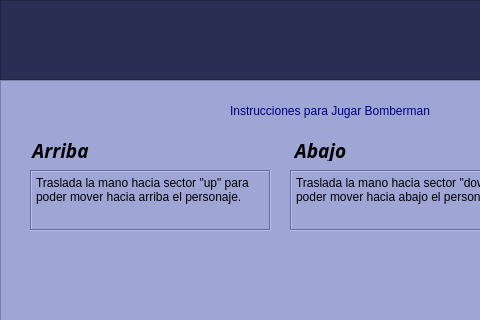
Above: GUI/IBomberman.ui from Rainherz/Hand-Play before the change; both pictures show x 0 to 480 and y 0 to 320 of the 1211 by 717 pixel window. Below: the same form after it.
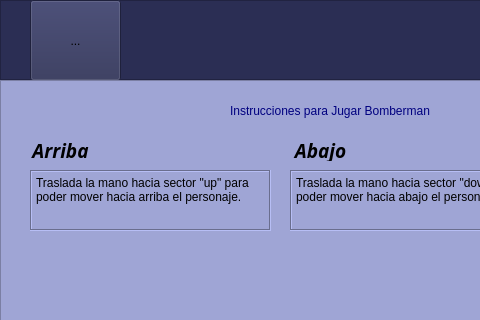
That is the form after the change. Icons and pictures are not drawn.

```diff
--- a/GUI/IBomberman.ui
+++ b/GUI/IBomberman.ui
@@ -53,6 +53,41 @@
       <set>Qt::AlignCenter</set>
      </property>
     </widget>
+    <widget class="QToolButton" name="toolButton">
+     <property name="enabled">
+      <bool>true</bool>
+     </property>
+     <property name="geometry">
+      <rect>
+       <x>30</x>
+       <y>0</y>
+       <width>91</width>
+       <height>81</height>
+      </rect>
+     </property>
+     <property name="font">
+      <font>
+       <stylestrategy>PreferDefault</stylestrategy>
+       <kerning>true</kerning>
+      </font>
+     </property>
+     <property name="layoutDirection">
+      <enum>Qt::LeftToRight</enum>
+     </property>
+     <property name="text">
+      <string>...</string>
+     </property>
+     <property name="icon">
+      <iconset>
+       <normaloff>../img/logo.png</normaloff>../img/logo.png</iconset>
+     </property>
+     <property name="iconSize">
+      <size>
+       <width>160</width>
+       <height>160</height>
+      </size>
+     </property>
+    </widget>
    </widget>
    <widget class="QFrame" name="Videojuegos">
     <property name="geometry">
```
